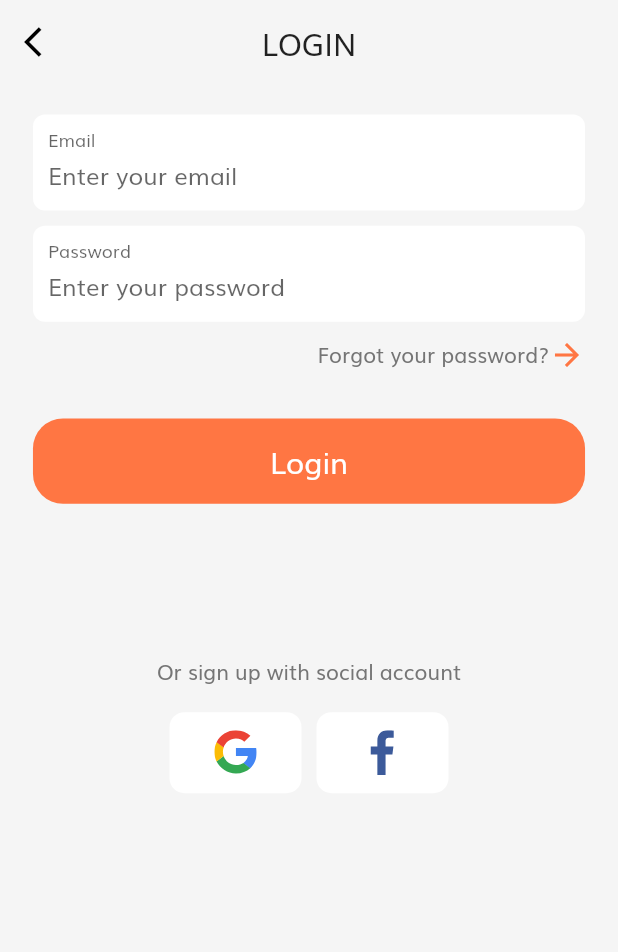
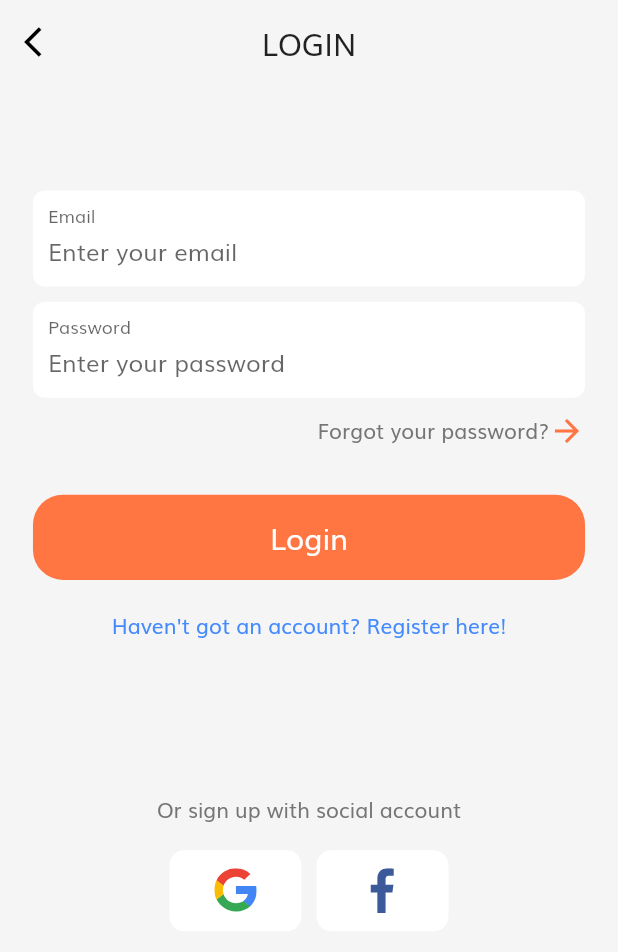
Before and after one commit to duongkibo/EcommerceFunnyTeam, a Flutter app: the screen it shows after launch, after a tap on "Continue", on a phone screen of 412 x 824 dp. Shown: the top 952 px of the screen. Run offline on Flutter 3.47's test engine with Material 2 defaults, Android fonts, the phone set to English and light mode, and no system bars; our stand-ins replace flutter_svg, shared_preferences; missing offline and left inert: flutter_statusbarcolor; network calls fail.

Commit message:
done login

```diff
--- a/lib/screens/login/login_screen.dart
+++ b/lib/screens/login/login_screen.dart
@@ -10,6 +10,7 @@ import 'package:welcome_demo/components/defaul_button.dart';
 import 'package:welcome_demo/components/default_textfield.dart';
 import 'package:welcome_demo/components/form_error.dart';
 import 'package:welcome_demo/screens/home/home.dart';
+import 'package:welcome_demo/screens/signup/signup_screen.dart';
 import 'package:welcome_demo/size_config.dart';
 import '../../constan.dart';
 
@@ -67,7 +68,7 @@ class _LoginScreenState extends State<LoginScreen> {
                         key: _formKey,
                         child: Column(
                           children: [
-                            SizedBox(height: getProportionateScreenHeight(20)),
+                            SizedBox(height: getProportionateScreenHeight(70)),
                             Container(
                               width: SizeConfig.screenWidth * 0.9,
                               padding: EdgeInsets.symmetric(horizontal: 10),
@@ -165,6 +166,17 @@ class _LoginScreenState extends State<LoginScreen> {
                                     onSignIn();
                                   });
                                 }),
+                            SizedBox(height: getProportionateScreenHeight(20)),
+                            GestureDetector(
+                              onTap: () => Navigator.push(
+                                  context,
+                                  MaterialPageRoute(
+                                      builder: (context) => SignUpScreen())),
+                              child: Text(
+                                "Haven't got an account? Register here!",
+                                style: TextStyle(color: Colors.blueAccent),
+                              ),
+                            ),
                             SizedBox(height: getProportionateScreenHeight(100)),
                             Text('Or sign up with social account'),
                             SizedBox(height: SizeConfig.screenHeight * 0.02),
```
